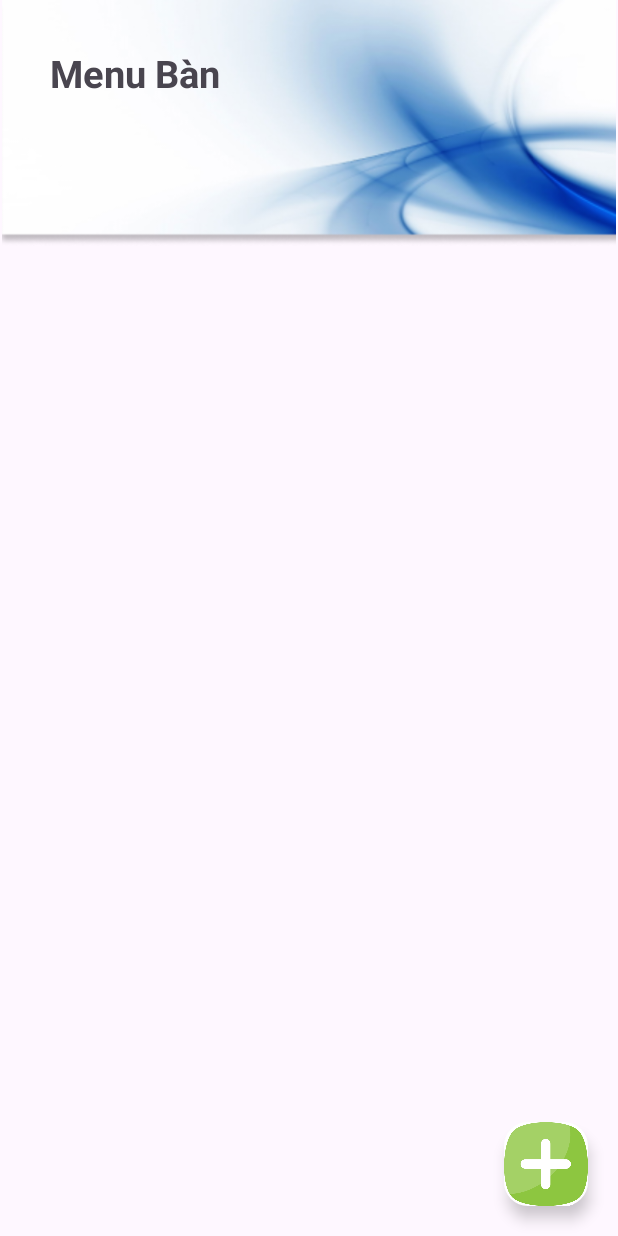
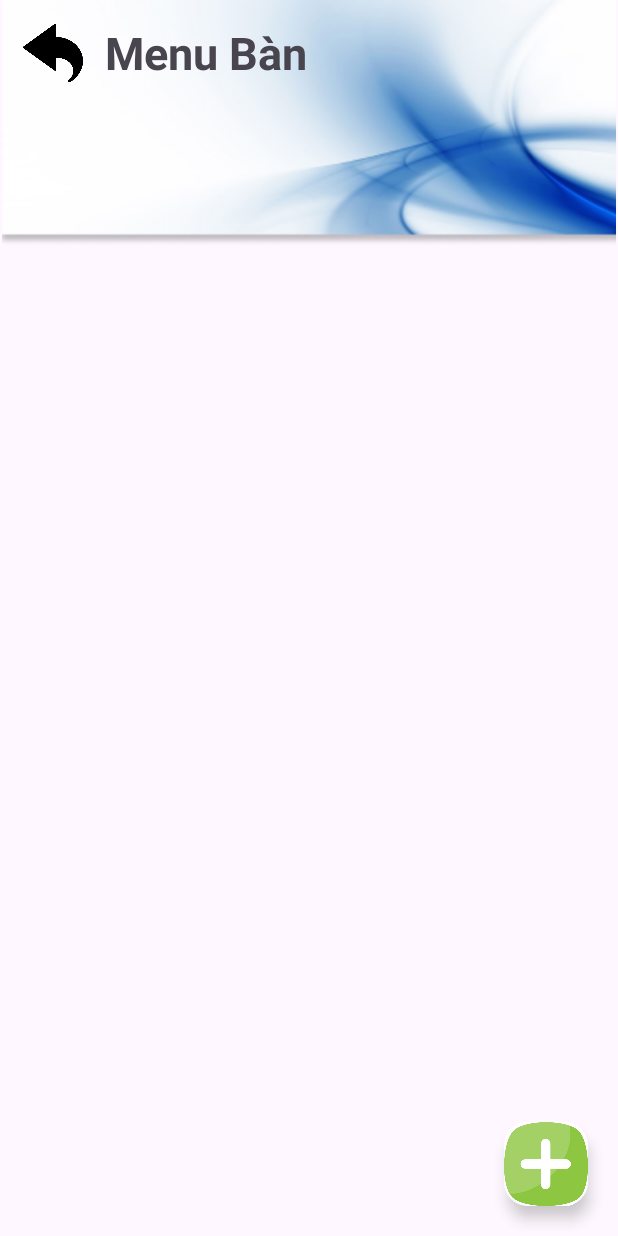
Before and after one commit to 2023thong/Doantotnghiep, an Android app: the TableActivity screen opened directly, with no data from a screen before it, on a phone screen of 412 x 824 dp. Run offline under Robolectric (Android 15) with nearby library versions, the phone set to English and light mode, and no system bars.

Commit message:
Update activity_table.xml

```diff
--- a/app/src/main/res/layout/activity_table.xml
+++ b/app/src/main/res/layout/activity_table.xml
@@ -13,15 +13,29 @@
         app:srcCompat="@drawable/backgroud"
         tools:ignore="MissingConstraints" />
 
+    <ImageView
+        android:id="@+id/backban"
+        android:layout_width="40dp"
+        android:layout_height="40dp"
+        android:layout_gravity="center_vertical"
+        android:layout_margin="15dp"
+        android:layout_marginStart="16dp"
+        android:layout_marginTop="16dp"
+        android:onClick="backthemban"
+        android:src="@drawable/back"
+        app:layout_constraintStart_toStartOf="parent"
+        app:layout_constraintTop_toTopOf="parent"
+        tools:ignore="MissingConstraints" />
+
     <TextView
         android:id="@+id/textView6"
-        android:layout_width="131dp"
-        android:layout_height="29dp"
-        android:layout_marginStart="33dp"
+        android:layout_width="150dp"
+        android:layout_height="46dp"
+        android:layout_marginStart="70dp"
         android:layout_marginTop="33dp"
         android:layout_marginBottom="103dp"
         android:text="Menu Bàn"
-        android:textSize="25dp"
+        android:textSize="30dp"
         android:textStyle="bold"
         app:layout_constraintBottom_toBottomOf="@+id/imageView5"
         app:layout_constraintStart_toStartOf="@+id/imageView5"
```
